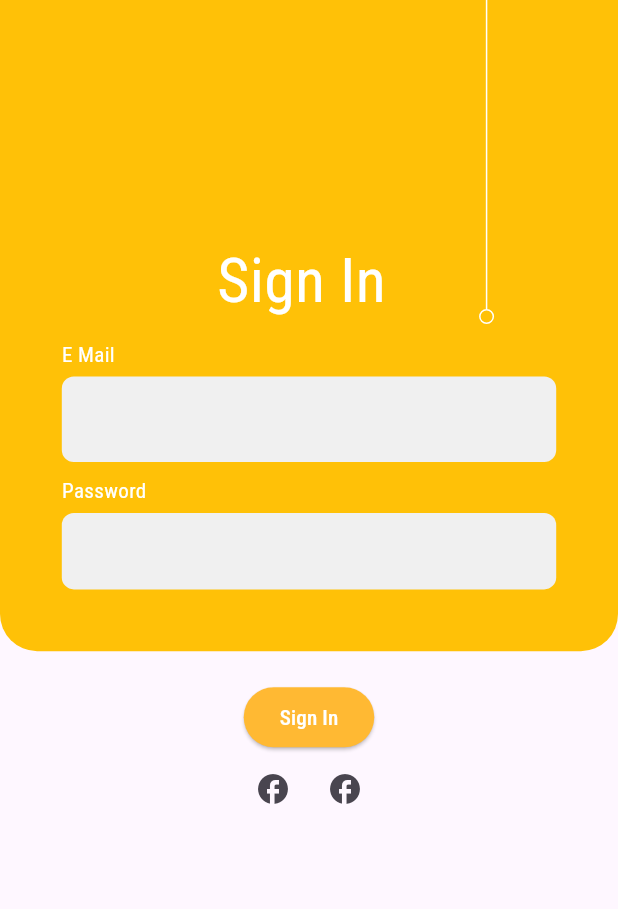
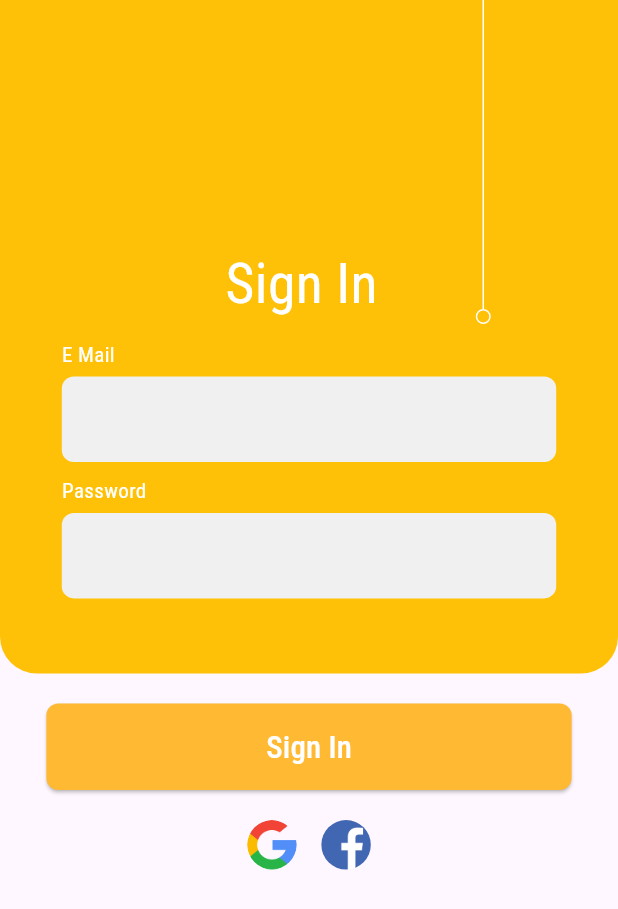
Before and after one commit to Muhammad-Khakwani/quiz_app, a Flutter app: the screen it shows after launch, on a phone screen of 412 x 824 dp. Shown: the top 909 px of the screen. Run offline on Flutter 3.47's test engine with Material 2 defaults, Android fonts, the phone set to English and light mode, and no system bars; our stand-ins replace google_fonts.

Commit message:
login ui complete

```diff
--- a/lib/login_page.dart
+++ b/lib/login_page.dart
@@ -41,7 +41,7 @@ class _LoginPageState extends State<LoginPage> {
                           "Sign In",
                           style: TextStyle(
                               color: Colors.white,
-                              fontSize: screenSize.height * 0.05),
+                              fontSize: screenSize.height * 0.045),
                         ),
                         Expanded(
                           child: SizedBox(),
@@ -84,10 +84,15 @@ class _LoginPageState extends State<LoginPage> {
                         SizedBox(
                           height: 5,
                         ),
-                        TextFormField(
-                          style: TextStyle(
-                              color: Colors.amber,
-                              fontSize: screenSize.width * 0.05),
+                        SizedBox(
+                          height: screenSize.height * 0.08,
+                          child: TextFormField(
+                            obscureText: true,
+                            autocorrect: false,
+                            style: TextStyle(
+                                color: Colors.amber,
+                                fontSize: screenSize.height * 0.03),
+                          ),
                         ),
                       ],
                     ))
@@ -97,15 +102,46 @@ class _LoginPageState extends State<LoginPage> {
               SizedBox(
                 height: 20,
               ),
-              ElevatedButton(onPressed: () {}, child: Text("Sign In")),
+              SizedBox(
+                  height: screenSize.height * 0.07,
+                  width: screenSize.width * 0.85,
+                  child: ElevatedButton(
+                      onPressed: () {},
+                      child: Text(
+                        "Sign In",
+                        style: TextStyle(fontSize: screenSize.height * 0.025),
+                      ))),
+              SizedBox(
+                height: 20,
+              ),
               Row(
                 mainAxisAlignment: MainAxisAlignment.center,
                 children: [
-                  IconButton(
-                      onPressed: () {},
-                      icon: Icon(Icons
-                          .facebook)), //<a href="https://www.flaticon.com/free-icons/google" title="google icons">Google icons created by Freepik - Flaticon</a>
-                  IconButton(onPressed: () {}, icon: Icon(Icons.facebook))
+                  GestureDetector(
+                    onTap: () {},
+                    child: Container(
+                      width: screenSize.height * 0.04,
+                      height: screenSize.height * 0.04,
+                      decoration: BoxDecoration(
+                          image: DecorationImage(
+                              image: AssetImage("assets/google.png")),
+                          shape: BoxShape.circle),
+                    ), //<a href="https://www.flaticon.com/free-icons/google" title="google icons">Google icons created by Freepik - Flaticon</a>
+                  ),
+                  SizedBox(
+                    width: screenSize.height * 0.02,
+                  ),
+                  GestureDetector(
+                    onTap: () {},
+                    child: Container(
+                      width: screenSize.height * 0.04,
+                      height: screenSize.height * 0.04,
+                      decoration: BoxDecoration(
+                          image: DecorationImage(
+                              image: AssetImage("assets/facebook.png")),
+                          shape: BoxShape.circle),
+                    ), //<a href="https://www.flaticon.com/free-icons/facebook" title="facebook icons">Facebook icons created by Freepik - Flaticon</a>
+                  ),
                 ],
               )
             ],
--- a/lib/theme/quiz_theme.dart
+++ b/lib/theme/quiz_theme.dart
@@ -23,9 +23,11 @@ class QuizTheme {
               borderSide: BorderSide.none,
               borderRadius: BorderRadius.all(Radius.circular(8)))),
       elevatedButtonTheme: ElevatedButtonThemeData(
-          style: ButtonStyle(
-        backgroundColor: MaterialStatePropertyAll(primaryColor),
-        foregroundColor: MaterialStatePropertyAll(Colors.white),
+          style: ElevatedButton.styleFrom(
+        backgroundColor: primaryColor,
+        foregroundColor: Colors.white,
+        shape: RoundedRectangleBorder(
+            borderRadius: BorderRadius.all(Radius.circular(8))),
       )),
     );
   }
```
Also changed, not shown: pubspec.yaml (+3 -4 lines), assets/facebook.png (added), assets/google.png (added).
